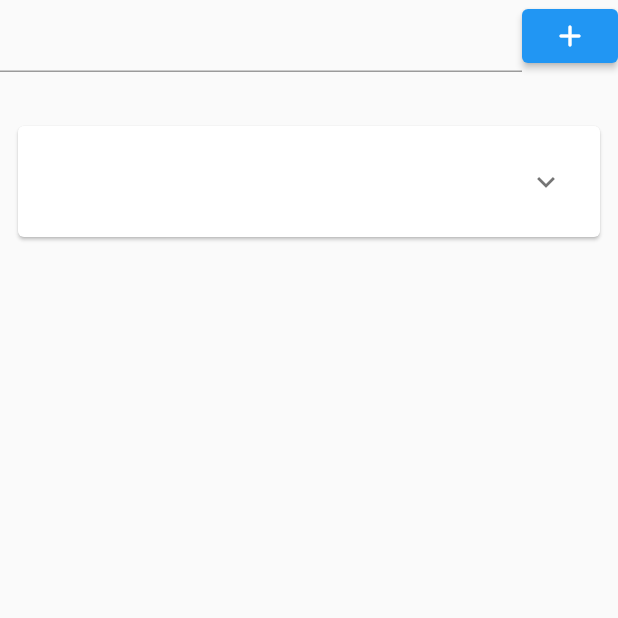
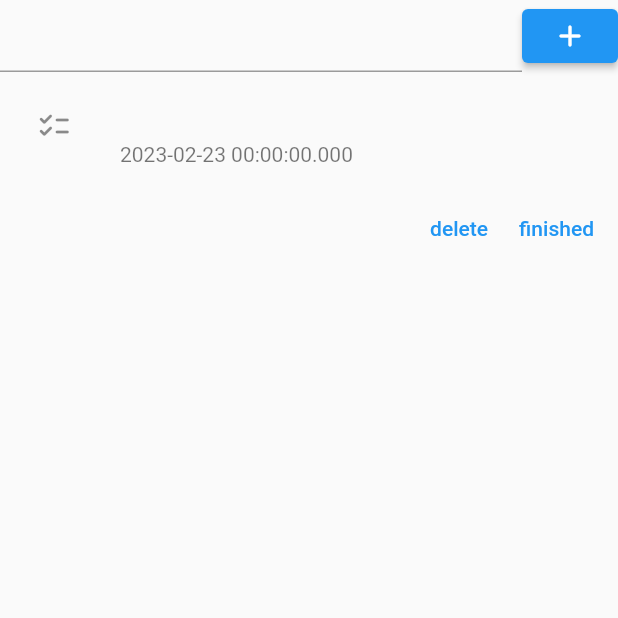
Before and after one commit to muni-muni/munimuni, a Flutter app: the screen it shows after launch, after a tap on the "add" icon, on a phone screen of 412 x 824 dp, the top half of it. Run offline on Flutter 3.47's test engine with Material 2 defaults, Android fonts, the phone set to English and light mode, and no system bars; our stand-ins replace hive, hive_flutter; accounts and stored records are empty.

Commit message:
finished the todo list

```diff
--- a/lib/main.dart
+++ b/lib/main.dart
@@ -21,6 +21,7 @@ class _MuniMuniState extends State<MuniMuni> {
   @override
   Widget build(BuildContext context) {
     return MaterialApp(
+      debugShowCheckedModeBanner: false,
       routes: <String, WidgetBuilder> {
         '/': (BuildContext context) {
           return const ToDoList();
--- a/lib/todo/ToDoList.dart
+++ b/lib/todo/ToDoList.dart
@@ -37,38 +37,45 @@ class _ToDoListState extends State<ToDoList> {
       );
     } else {
 
-      return Column(
-        mainAxisSize: MainAxisSize.min,
-        children: [
-          const SizedBox(height: 24),
-          SizedBox(
-            height:300,
-            child: ListView.builder(
+      return Flexible(
+        child:ListView.builder(
           padding: const EdgeInsets.all(8),
           itemCount: tasks.length,
           itemBuilder: (BuildContext context, int index) {
             final task = tasks[index];
-
-                return Card(
-                  color:Colors.white,
-                  child:ExpansionTile(
-                    tilePadding: const EdgeInsets.symmetric(horizontal: 24,vertical:8),
-                    title: Text(
-                      task.title,
-                      maxLines: 2,
-                      style: const TextStyle(fontWeight:FontWeight.bold,fontSize: 18)
+            return Column(
+              children:[
+                ListTile(
+                  leading: Icon(Icons.checklist_rounded),
+                  title:Text(task.title),
+                  subtitle:Text(task.deadline.toString())
                 ),
+                Row(
+                  mainAxisAlignment: MainAxisAlignment.end,
+                  children:[
+                    const SizedBox(width:5),
+                    TextButton(
+                      onPressed: () => {_removeTask(task)},
+                      child: const Text('delete'),
                     ),
+                    TextButton(
+                      onPressed: (){print("Work on deleteing the actual tasks mao");},
+                      child: const Text('finished'),),
+                    ],
+                )
+              ]
             );
           },
-            ),
-          ),
-        ],
+        )
       );
     }
   }
 
-  Future _addText() async {
+  Future _removeTask(Task task) async {
+    final taskBox = ToDoBoxes.getTasks();
+    taskBox.delete(task.key);
+  }
+  Future _addTask() async {
     final task = Task()
     ..title = _inputTaskController.text
     ..deadline = DateTime(2023,2,23);
@@ -85,7 +92,7 @@ class _ToDoListState extends State<ToDoList> {
   Widget build(BuildContext context) {
     return Scaffold(
       body:(
-        ListView(
+        Column(
           children:[
             Row(
               mainAxisSize: MainAxisSize.max,
@@ -96,10 +103,11 @@ class _ToDoListState extends State<ToDoList> {
                   )
                 ),
                 ElevatedButton(
-                  onPressed: _addText,
+                  onPressed: _addTask,
                   child:const Icon(Icons.add_rounded),
                 )
-            ],),
+              ],
+            ),
             ValueListenableBuilder(
               valueListenable: ToDoBoxes.getTasks().listenable(),
               builder: (BuildContext context, box, _) {
```
Also changed, not shown: 1 other file. Lines whose indentation alone changed are shown as unchanged.
